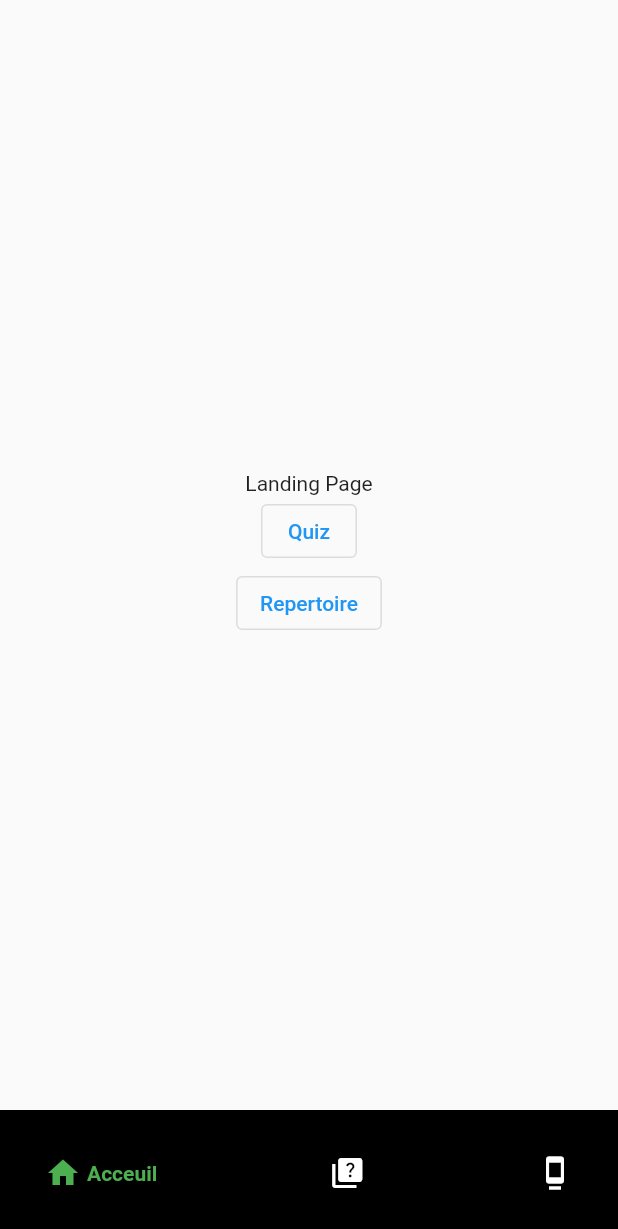
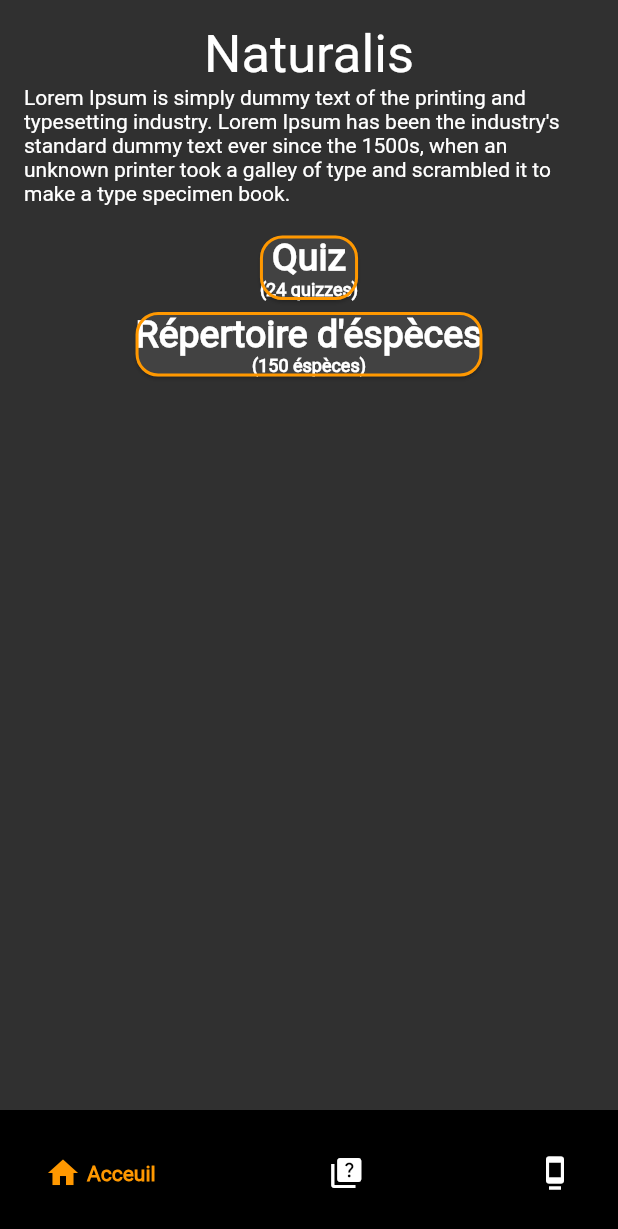
Before and after one commit to cehinger/naturalis, a Flutter app: the screen it shows after launch, after a tap on "Passer", on a phone screen of 412 x 824 dp. Shown: the top 1229 px of the screen. Run offline on Flutter 3.47's test engine with Material 2 defaults, Android fonts, the phone set to English and light mode, and no system bars; drawn by our look-alikes of google_nav_bar; our stand-ins replace google_fonts; network calls fail.

Commit message:
page redirection inside landingPage & styling

```diff
--- /dev/null
+++ b/lib/Widget/MyCard.dart
@@ -0,0 +1,53 @@
+import 'package:flutter/material.dart';
+
+class MyCard extends StatefulWidget {
+  const MyCard({
+    super.key,
+    required this.label,
+    required this.sublabel,
+  });
+
+  final String label;
+  final String sublabel;
+
+  @override
+  State<MyCard> createState() => _MyCardState();
+
+  void onTap() {
+
+  }
+}
+
+class _MyCardState extends State<MyCard> {
+
+  @override
+  Widget build(BuildContext context) {
+    // This method is rerun every time setState is called, for instance as done
+    // by the _incrementCounter method above.
+    //
+    // The Flutter framework has been optimized to make rerunning build methods
+    // fast, so that you can just rebuild anything that needs updating rather
+    // than having to individually change instances of widgets.
+    return Card(
+          shape: RoundedRectangleBorder(
+            borderRadius: BorderRadius.circular(15.0),
+            side: const BorderSide(
+              color: Colors.orange,
+              width: 2.0,
+            ),
+          ),
+          child: Column(
+            children: [
+              Text(
+                widget.label,
+                style: TextStyle(fontSize: 25, fontWeight: FontWeight.bold),
+              ),
+              Text(
+                widget.sublabel,
+                style: TextStyle(fontSize: 12, fontWeight: FontWeight.bold),
+              ),
+            ]
+          )
+      );
+  }
+}
--- a/lib/landing.dart
+++ b/lib/landing.dart
@@ -1,55 +1,13 @@
 import 'package:flutter/material.dart';
-import 'package:naturalis/quiz.dart';
-import 'package:naturalis/repertoire.dart';
+import 'package:naturalis/Widget/MyCard.dart';
 
-void main() {
-  runApp(const MyApp());
-}
+class MyLandingPage extends StatelessWidget {
+  final Function(int val) redirectionFunction;
 
-class MyApp extends StatelessWidget {
-  const MyApp({super.key});
-
-  // This widget is the root of your application.
-  @override
-  Widget build(BuildContext context) {
-    return MaterialApp(
-      title: 'Flutter Demo',
-      theme: ThemeData(
-        // This is the theme of your application.
-        //
-        // Try running your application with "flutter run". You'll see the
-        // application has a blue toolbar. Then, without quitting the app, try
-        // changing the primarySwatch below to Colors.green and then invoke
-        // "hot reload" (press "r" in the console where you ran "flutter run",
-        // or simply save your changes to "hot reload" in a Flutter IDE).
-        // Notice that the counter didn't reset back to zero; the application
-        // is not restarted.
-        primarySwatch: Colors.blue,
-      ),
-      home: const MyLandingPage(),
-    );
-  }
-}
-
-class MyLandingPage extends StatefulWidget {
-  const MyLandingPage({super.key});
-
-  // This widget is the home page of your application. It is stateful, meaning
-  // that it has a State object (defined below) that contains fields that affect
-  // how it looks.
-
-  // This class is the configuration for the state. It holds the values (in this
-  // case the title) provided by the parent (in this case the App widget) and
-  // used by the build method of the State. Fields in a Widget subclass are
-  // always marked "final".
-
-  final int pageIndex = 0;
-
-  @override
-  State<MyLandingPage> createState() => _MyLandingPageState();
-}
-
-class _MyLandingPageState extends State<MyLandingPage> {
+  const MyLandingPage({
+    super.key,
+    required this.redirectionFunction,
+  });
 
   @override
   Widget build(BuildContext context) {
@@ -60,49 +18,49 @@ class _MyLandingPageState extends State<MyLandingPage> {
     // fast, so that you can just rebuild anything that needs updating rather
     // than having to individually change instances of widgets.
     return Scaffold(
+
       body: Center(
         // Center is a layout widget. It takes a single child and positions it
         // in the middle of the parent.
         child: Column(
-          // Column is also a layout widget. It takes a list of children and
-          // arranges them vertically. By default, it sizes itself to fit its
-          // children horizontally, and tries to be as tall as its parent.
-          //
-          // Invoke "debug painting" (press "p" in the console, choose the
-          // "Toggle Debug Paint" action from the Flutter Inspector in Android
-          // Studio, or the "Toggle Debug Paint" command in Visual Studio Code)
-          // to see the wireframe for each widget.
-          //
-          // Column has various properties to control how it sizes itself and
-          // how it positions its children. Here we use mainAxisAlignment to
-          // center the children vertically; the main axis here is the vertical
-          // axis because Columns are vertical (the cross axis would be
-          // horizontal).
-          mainAxisAlignment: MainAxisAlignment.center,
-
-          children: <Widget>[
-            const Text(
-              'Landing Page',
+          children: [
+            Padding(
+              padding: const EdgeInsets.all(16.0),
+              child: Column(
+                mainAxisAlignment: MainAxisAlignment.center,
+                children: const <Widget>[
+                  Text("Naturalis",
+                      style: TextStyle(
+                        fontSize: 35,
+                      )
+                  ),
+                  Text("Lorem Ipsum is simply dummy text of the printing and typesetting industry. Lorem Ipsum has been the industry's standard dummy text ever since the 1500s, when an unknown printer took a galley of type and scrambled it to make a type specimen book."),
+                ],
+              ),
             ),
-            OutlinedButton (
-              child: const Text("Quiz"),
-              onPressed: () {
-                Navigator.pushReplacement(context, MaterialPageRoute(builder: (BuildContext context){
-                  return const MyQuizPage();
-                }));
-              },
-            ),
-            OutlinedButton (
-              child: const Text("Repertoire"),
-              onPressed: () {
-                Navigator.pushReplacement(context, MaterialPageRoute(builder: (BuildContext context){
-                  return const MyRepertoryPage();
-                }));
-              },
+            Column(
+              mainAxisAlignment: MainAxisAlignment.center,
+              children: <Widget>[
+                InkWell(
+                  onTap: () {redirectionFunction(1);},
+                  child: const MyCard(
+                    label: "Quiz",
+                    sublabel: "(24 quizzes)",
+                  ),
+                ),
+                InkWell(
+                  onTap: () {redirectionFunction(2);},
+                  child: const MyCard(
+                    label: "Répertoire d'éspèces",
+                    sublabel: "(150 éspèces)",
+                  ),
+                ),
+              ],
             ),
           ],
         ),
       ), // This trailing comma makes auto-formatting nicer for build methods.
     );
   }
+
 }
--- a/lib/layout.dart
+++ b/lib/layout.dart
@@ -12,31 +12,32 @@ class Layout extends StatefulWidget {
 
 class _LayoutState extends State<Layout> {
   late PageController _myPage;
-  var selectedPage;
+  var _selectedPage;
 
   @override
   void initState() {
     super.initState();
     _myPage = PageController(initialPage: 0);
-    selectedPage = 0;
+    _selectedPage = 0;
   }
-  void navigateToTab(int index) {
+  void navigateToPage(int index) {
     _myPage.jumpToPage(index);
     setState(() {
-      selectedPage = index;
+      _selectedPage = index;
     });
   }
 
   @override
   Widget build(BuildContext context) {
     return Scaffold(
+      backgroundColor: Colors.black87,
         body: PageView(
           physics: const NeverScrollableScrollPhysics(),
           controller: _myPage,
-          children: const <Widget>[
-            Center(child: MyLandingPage()),
-            Center(child: MyQuizPage()),
-            Center(child: MyRepertoryPage()),
+          children: <Widget>[
+            Center(child: MyLandingPage(redirectionFunction: navigateToPage)),
+            const Center(child: MyQuizPage()),
+            const Center(child: MyRepertoryPage()),
           ],
         ),
         bottomNavigationBar: Container(
@@ -47,10 +48,10 @@ class _LayoutState extends State<Layout> {
               gap: 4,
               backgroundColor: Colors.black,
               color: Colors.white,
-              activeColor: Colors.green,
-              selectedIndex: selectedPage,
+              activeColor: Colors.orange,
+              selectedIndex: _selectedPage,
               onTabChange: (index) {
-                navigateToTab(index);
+                navigateToPage(index);
               },
               tabs: const [
                 GButton(
--- a/lib/main.dart
+++ b/lib/main.dart
@@ -1,4 +1,5 @@
 import 'package:flutter/material.dart';
+import 'package:google_fonts/google_fonts.dart';
 import 'package:naturalis/login.dart';
 
 void main() => runApp(MyApp());
@@ -10,8 +11,24 @@ class MyApp extends StatelessWidget {
   @override
   Widget build(BuildContext context) {
     return MaterialApp(
+      theme: ThemeData(
+        fontFamily: 'Roboto',
+        colorScheme: const ColorScheme(
+            background: Colors.black87,
+            brightness: Brightness.dark,
+            primary: Colors.orange,
+            onPrimary: Colors.deepOrange,
+            secondary: Colors.white,
+            onSecondary: Colors.white60,
+            error: Colors.red,
+            onError: Colors.red,
+            onBackground: Colors.purple,
+            surface: Colors.yellow,
+            onSurface: Colors.blue),
+      ),
       title: _title,
       home: App(),
+      debugShowCheckedModeBanner: false,
     );
   }
 }
```
Also changed, not shown: pubspec.yaml (+8 -12 lines), fonts/Roboto-Black.ttf (added), fonts/Roboto-BlackItalic.ttf (added), fonts/Roboto-Bold.ttf (added), fonts/Roboto-BoldItalic.ttf (added), fonts/Roboto-Italic.ttf (added), fonts/Roboto-Light.ttf (added), fonts/Roboto-LightItalic.ttf (added), fonts/Roboto-Medium.ttf (added), fonts/Roboto-MediumItalic.ttf (added), fonts/Roboto-Regular.ttf (added), fonts/Roboto-Thin.ttf (added), fonts/Roboto-ThinItalic.ttf (added), pubspec.lock, 1 other file.
